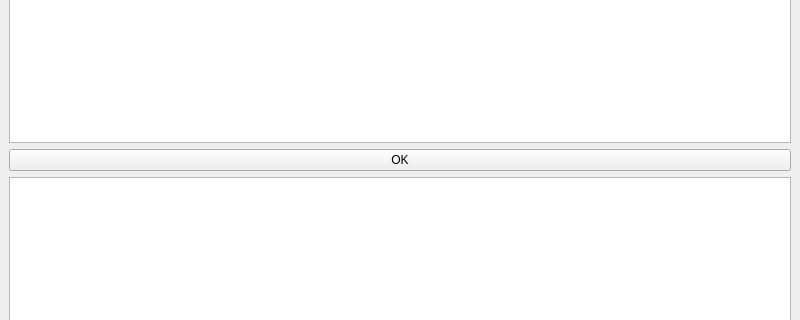
Before: the Qt Designer form mainwindow.ui in recursivelab/FunnyProof, drawn with Qt 5; both pictures show x 0 to 800 and y 129 to 449 of the 800 by 600 pixel window.
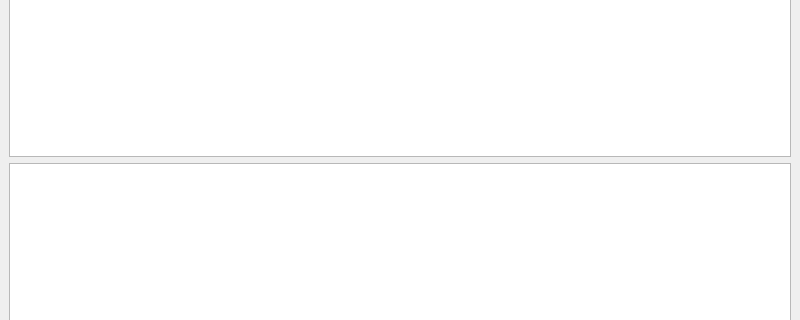
After: the same form once the commit is applied.

What changed in the file:
```diff
--- a/mainwindow.ui
+++ b/mainwindow.ui
@@ -25,13 +25,6 @@
       </property>
      </widget>
     </item>
-    <item>
-     <widget class="QPushButton" name="okButton">
-      <property name="text">
-       <string>OK</string>
-      </property>
-     </widget>
-    </item>
     <item>
      <widget class="QPlainTextEdit" name="output">
       <property name="font">
```
Left out of the diff: 18 changed lines with no effect on the pictures.
